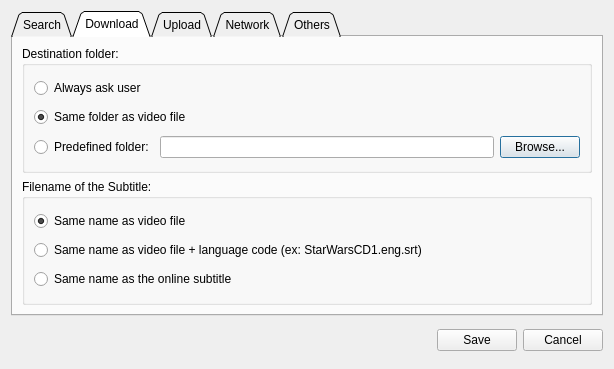
Before: the Qt Designer form gui/preferences.ui in subdownloader/subdownloader, drawn with Qt 5.
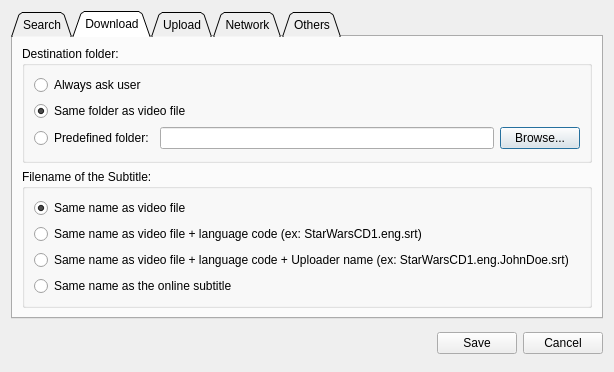
After: the same form once the commit is applied. The open tabs and pages were chosen to show the change.

Commit message: Extra option to show uploader in the subtitle filename. Thanks Jeppe Dam

```diff
--- a/gui/preferences.ui
+++ b/gui/preferences.ui
@@ -214,6 +214,16 @@
             </property>
            </widget>
           </item>
+		   <item>
+           <widget class="QRadioButton" name="optionDownloadSameFilenamePlusLangAndUploader">
+            <property name="text">
+             <string>Same name as video file + language code + Uploader name (ex: StarWarsCD1.eng.JohnDoe.srt)</string>
+            </property>
+            <property name="checked">
+             <bool>false</bool>
+            </property>
+           </widget>
+          </item>
           <item>
            <widget class="QRadioButton" name="optionDownloadOnlineSubName">
             <property name="text">
```
The commit also changes 3 other files.
